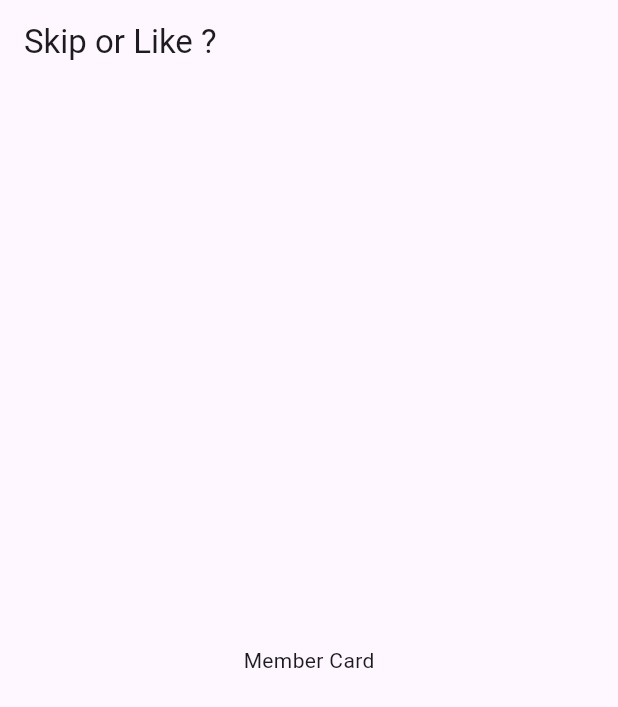
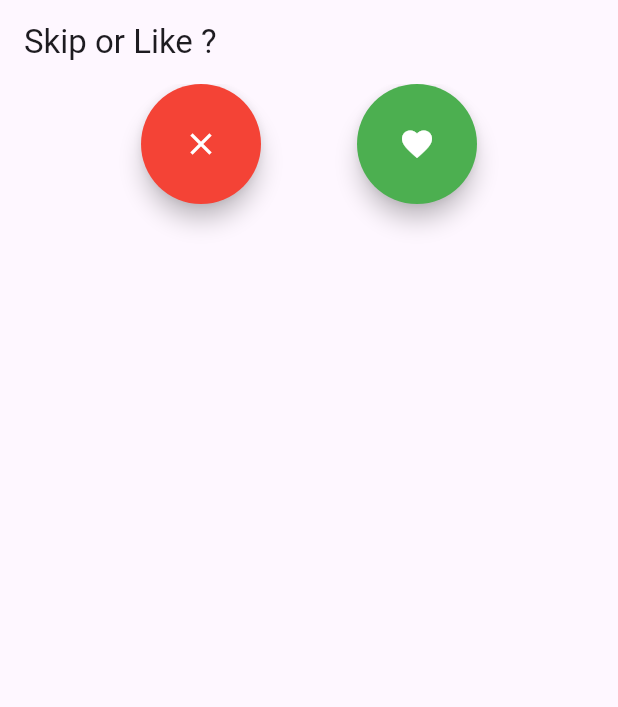
Before and after one commit to tfandkusu/skip_like_flutter, a Flutter app: the screen it shows after launch, on a phone screen of 412 x 824 dp. Shown: the top 707 px of the screen. Run offline on Flutter 3.47's test engine with Material 3 defaults, Android fonts, the phone set to English and light mode, and no system bars; our stand-ins replace hooks_riverpod.

Commit message:
ボタンを設置

```diff
--- /dev/null
+++ b/lib/decision_button.dart
@@ -0,0 +1,28 @@
+import 'package:flutter/material.dart';
+
+class DecisionButton extends StatelessWidget {
+  final IconData icon;
+  final VoidCallback onPressed;
+  final Color backgroundColor;
+
+  const DecisionButton({
+    super.key,
+    required this.icon,
+    required this.onPressed,
+    required this.backgroundColor,
+  });
+
+  @override
+  Widget build(BuildContext context) {
+    return SizedBox(
+      width: 80,
+      height: 80,
+      child: FloatingActionButton(
+        onPressed: onPressed,
+        backgroundColor: backgroundColor,
+        shape: const CircleBorder(),
+        child: Icon(icon, color: Colors.white),
+      ),
+    );
+  }
+}
--- a/lib/home_screen.dart
+++ b/lib/home_screen.dart
@@ -1,5 +1,6 @@
 import 'package:flutter/material.dart';
 import 'package:hooks_riverpod/hooks_riverpod.dart';
+import 'package:skip_like_flutter/decision_button.dart';
 
 class HomeScreen extends HookConsumerWidget {
   const HomeScreen({super.key});
@@ -8,7 +9,32 @@ class HomeScreen extends HookConsumerWidget {
   Widget build(BuildContext context, WidgetRef ref) {
     return Scaffold(
       appBar: AppBar(title: const Text('Skip or Like ?')),
-      body: const Center(child: Text('Member Card')),
+      body: Column(
+        crossAxisAlignment: CrossAxisAlignment.center,
+        children: [
+          Row(
+            children: [
+              Spacer(),
+              DecisionButton(
+                icon: Icons.close,
+                onPressed: () {
+                  // TODO: スキップ処理を実装
+                },
+                backgroundColor: Colors.red,
+              ),
+              const SizedBox(width: 64),
+              DecisionButton(
+                icon: Icons.favorite,
+                onPressed: () {
+                  // TODO: いいね！処理を実装
+                },
+                backgroundColor: Colors.green,
+              ),
+              Spacer(),
+            ],
+          ),
+        ],
+      ),
     );
   }
 }
```
Also changed, not shown: assets/member.png (added), 1 other file.
